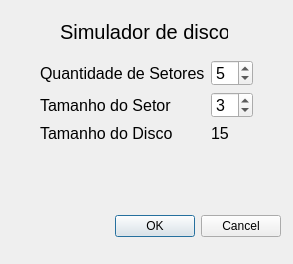
Before: the Qt Designer form GerenciadorDeDisco/dialog.ui in claranobre/project_disk, drawn with Qt 5.
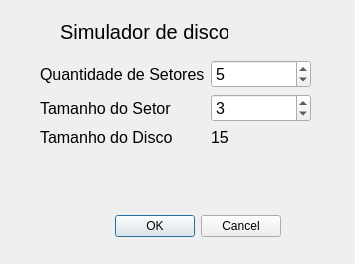
After: the same form once the commit is applied.

```diff
--- a/GerenciadorDeDisco/dialog.ui
+++ b/GerenciadorDeDisco/dialog.ui
@@ -6,7 +6,7 @@
    <rect>
     <x>0</x>
     <y>0</y>
-    <width>293</width>
+    <width>355</width>
     <height>264</height>
    </rect>
   </property>
@@ -52,8 +52,8 @@
     <rect>
      <x>40</x>
      <y>60</y>
-     <width>213</width>
-     <height>83</height>
+     <width>271</width>
+     <height>91</height>
     </rect>
    </property>
    <layout class="QFormLayout" name="formLayout">
```
